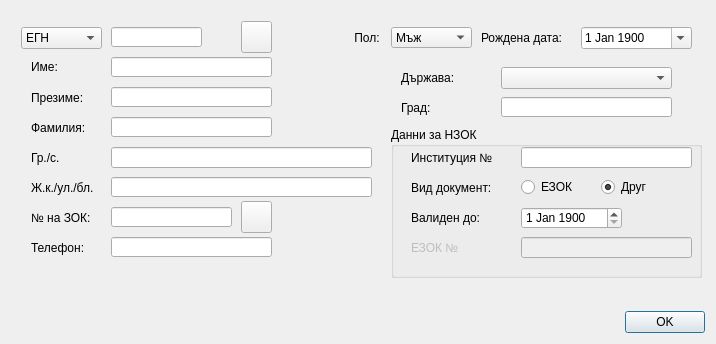
First picture: the form in src/View/Widgets/PatientFormDialog.ui, repository thefinalcutbg/DinoDent, before the edit.
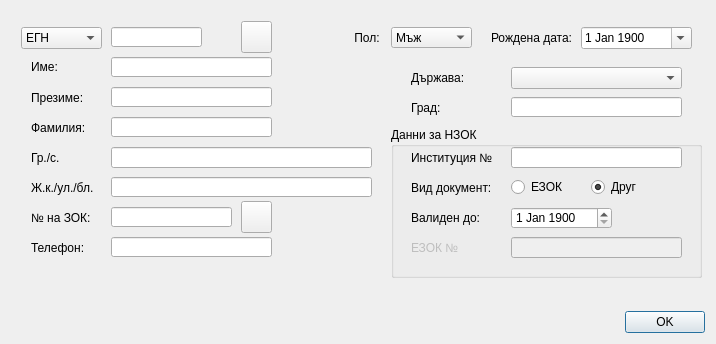
Second picture: the form after the edit. Custom widgets are drawn as their Qt base class.

Patch:
```diff
--- a/src/View/Widgets/PatientFormDialog.ui
+++ b/src/View/Widgets/PatientFormDialog.ui
@@ -354,7 +354,7 @@
       <widget class="QLabel" name="label_10">
        <property name="geometry">
         <rect>
-         <x>20</x>
+         <x>30</x>
          <y>10</y>
          <width>71</width>
          <height>21</height>
@@ -367,7 +367,7 @@
       <widget class="QComboBox" name="countryCombo">
        <property name="geometry">
         <rect>
-         <x>120</x>
+         <x>130</x>
          <y>10</y>
          <width>171</width>
          <height>22</height>
@@ -377,7 +377,7 @@
       <widget class="LineEdit" name="foreignCityEdit">
        <property name="geometry">
         <rect>
-         <x>120</x>
+         <x>130</x>
          <y>40</y>
          <width>171</width>
          <height>20</height>
@@ -399,7 +399,7 @@
       <widget class="QLabel" name="label_13">
        <property name="geometry">
         <rect>
-         <x>20</x>
+         <x>30</x>
          <y>40</y>
          <width>71</width>
          <height>21</height>
@@ -440,7 +440,7 @@
         </property>
         <property name="geometry">
          <rect>
-          <x>130</x>
+          <x>120</x>
           <y>110</y>
           <width>171</width>
           <height>21</height>
@@ -450,7 +450,7 @@
        <widget class="QRadioButton" name="ehicRadio">
         <property name="geometry">
          <rect>
-          <x>130</x>
+          <x>120</x>
           <y>50</y>
           <width>61</width>
           <height>20</height>
@@ -508,7 +508,7 @@
        <widget class="DateEdit" name="validDateEdit">
         <property name="geometry">
          <rect>
-          <x>130</x>
+          <x>120</x>
           <y>80</y>
           <width>101</width>
           <height>22</height>
@@ -522,7 +522,7 @@
         </property>
         <property name="maximumDateTime">
          <datetime>
-          <hour>5</hour>
+          <hour>1</hour>
           <minute>59</minute>
           <second>59</second>
           <year>9999</year>
@@ -548,7 +548,7 @@
        <widget class="LineEdit" name="institutionNumber">
         <property name="geometry">
          <rect>
-          <x>130</x>
+          <x>120</x>
           <y>20</y>
           <width>171</width>
           <height>21</height>
@@ -558,7 +558,7 @@
        <widget class="QRadioButton" name="otherRadio">
         <property name="geometry">
          <rect>
-          <x>210</x>
+          <x>200</x>
           <y>50</y>
           <width>61</width>
           <height>20</height>
@@ -638,7 +638,7 @@
      <widget class="QLabel" name="label_7">
       <property name="geometry">
        <rect>
-        <x>470</x>
+        <x>480</x>
         <y>16</y>
         <width>91</width>
         <height>21</height>
```
Left out of the diff: 2 changed lines with no effect on the pictures.
